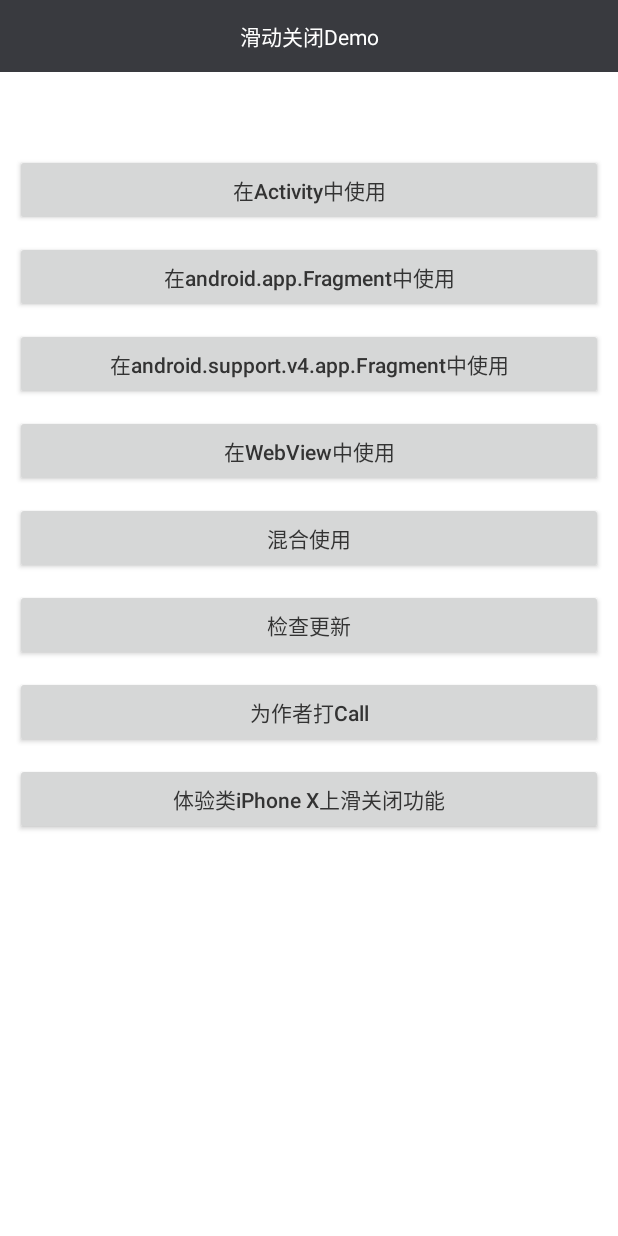
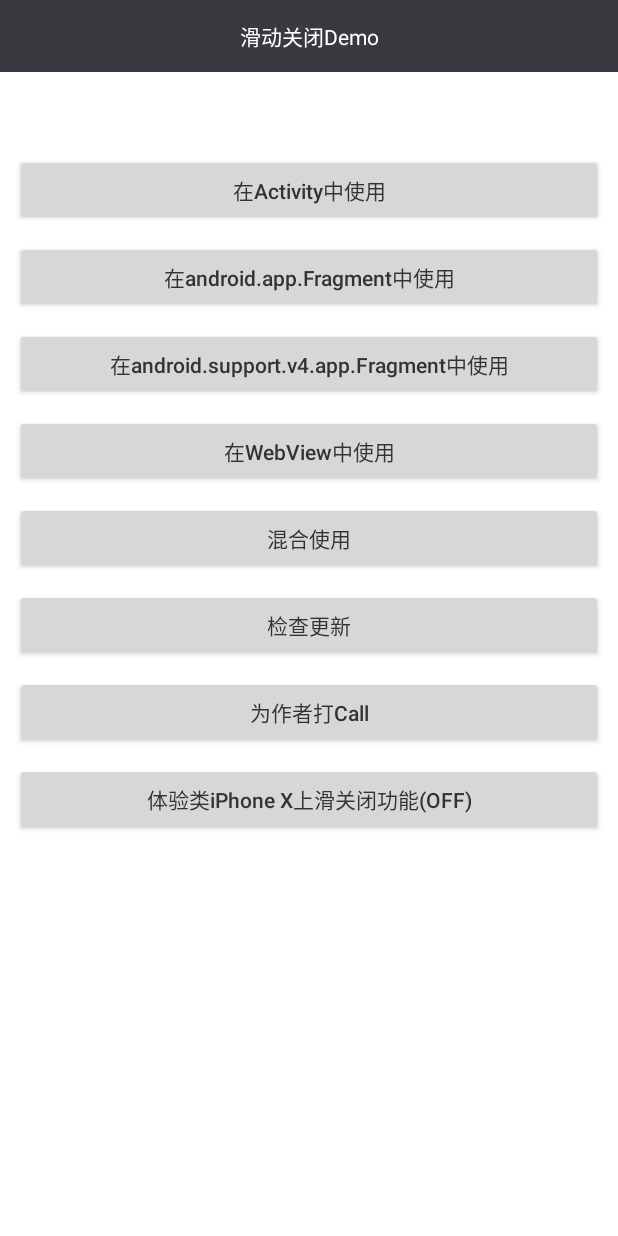
Before and after one commit to yuanhoujun/Snake, an Android app: the MainActivity screen opened directly, with no data from a screen before it, on a phone screen of 412 x 824 dp. Run offline under Robolectric (Android 15) with nearby library versions, the phone set to English and light mode, and no system bars; our stand-ins replace ButterKnife; libraries missing offline, so code that uses them is left out: com.tencent.bugly; 1 statement that could not run was skipped.

Commit message:
Demo版本升级到1.0.0

```diff
--- a/demo/src/main/java/com/youngfeng/snake/demo/main/MainActivity.java
+++ b/demo/src/main/java/com/youngfeng/snake/demo/main/MainActivity.java
@@ -3,6 +3,7 @@ package com.youngfeng.snake.demo.main;
 import android.content.pm.PackageManager;
 import android.text.Html;
 import android.view.View;
+import android.widget.Button;
 import android.widget.TextView;
 
 import com.tencent.bugly.Bugly;
@@ -30,6 +31,7 @@ import butterknife.OnClick;
 @BindView(layoutId = R.layout.activity_main)
 public class MainActivity extends BaseActivity {
     @butterknife.BindView(R.id.text_version) TextView mTextVersion;
+    @butterknife.BindView(R.id.btn_enable_swipe_up_to_home) Button mEnableSwipeUpToHomeBtn;
 
     @Override
     protected void onInitView() {
@@ -39,6 +41,7 @@ public class MainActivity extends BaseActivity {
         setTitle(R.string.demo_drag_to_close);
         setReturnBackVisible(false);
         setVersion();
+        updateSwipeUpEnableStatus();
     }
 
     private void setVersion() {
@@ -48,6 +51,11 @@ public class MainActivity extends BaseActivity {
         } catch (PackageManager.NameNotFoundException e) {
             e.printStackTrace();
         }
+    }
+
+    private void updateSwipeUpEnableStatus() {
+        String onOrOff = Snake.swipeUpToHomeEnabled(this) ? "ON" : "OFF";
+        mEnableSwipeUpToHomeBtn.setText(getString(R.string.enable_swipe_up_to_home) + "(" + onOrOff + ")");
     }
 
     @OnClick(R.id.btn_use_in_activity)
@@ -93,7 +101,8 @@ public class MainActivity extends BaseActivity {
 
     @OnClick(R.id.btn_enable_swipe_up_to_home)
     public void swipeUpToHome() {
-        Snake.enableSwipeUpToHome(this, true);
+        Snake.enableSwipeUpToHome(this, !Snake.swipeUpToHomeEnabled(this));
+        updateSwipeUpEnableStatus();
     }
 
     @Override
```
Also changed, not shown: demo/build.gradle (+6 -6 lines).
